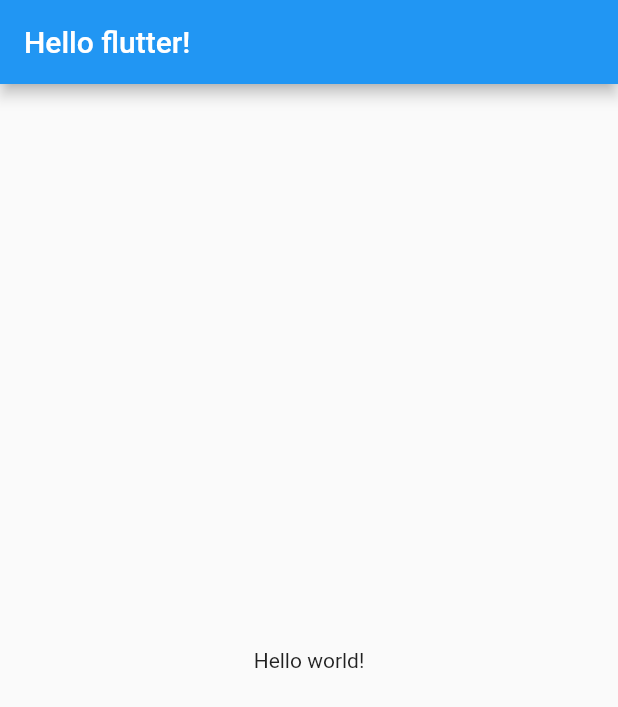
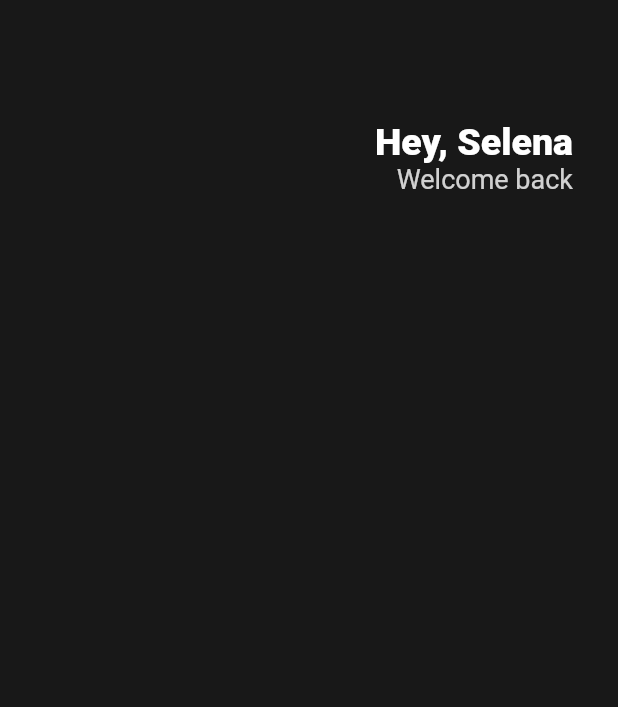
Before and after one commit to YeWeon/toonflix, a Flutter app: the screen it shows after launch, on a phone screen of 412 x 824 dp. Shown: the top 707 px of the screen. Run offline on Flutter 3.47's test engine with Material 2 defaults, Android fonts, the phone set to English and light mode, and no system bars.

Commit message:
feat: Add Topbar Text

```diff
--- a/lib/main.dart
+++ b/lib/main.dart
@@ -9,11 +9,43 @@ class App extends StatelessWidget {
   Widget build(BuildContext context) {
     return MaterialApp(
       home: Scaffold(
-        appBar: AppBar(
-          title: Text('Hello flutter!'),
-        ),
-        body: Center(
-          child: Text('Hello world!'),
+        backgroundColor: Color(0xFF181818),
+        body: Padding(
+          padding: EdgeInsets.symmetric(
+            horizontal: 30,
+          ),
+          child: Column(
+            children: [
+              SizedBox(
+                height: 80,
+              ),
+              Row(
+                mainAxisAlignment: MainAxisAlignment.end,
+                children: [
+                  Column(
+                    crossAxisAlignment: CrossAxisAlignment.end,
+                    children: [
+                      Text(
+                        'Hey, Selena',
+                        style: TextStyle(
+                          color: Colors.white,
+                          fontSize: 25,
+                          fontWeight: FontWeight.w800,
+                        ),
+                      ),
+                      Text(
+                        'Welcome back',
+                        style: TextStyle(
+                          color: Colors.white.withOpacity(0.8),
+                          fontSize: 18,
+                        ),
+                      ),
+                    ],
+                  )
+                ],
+              )
+            ],
+          ),
         ),
       ),
     );
```
